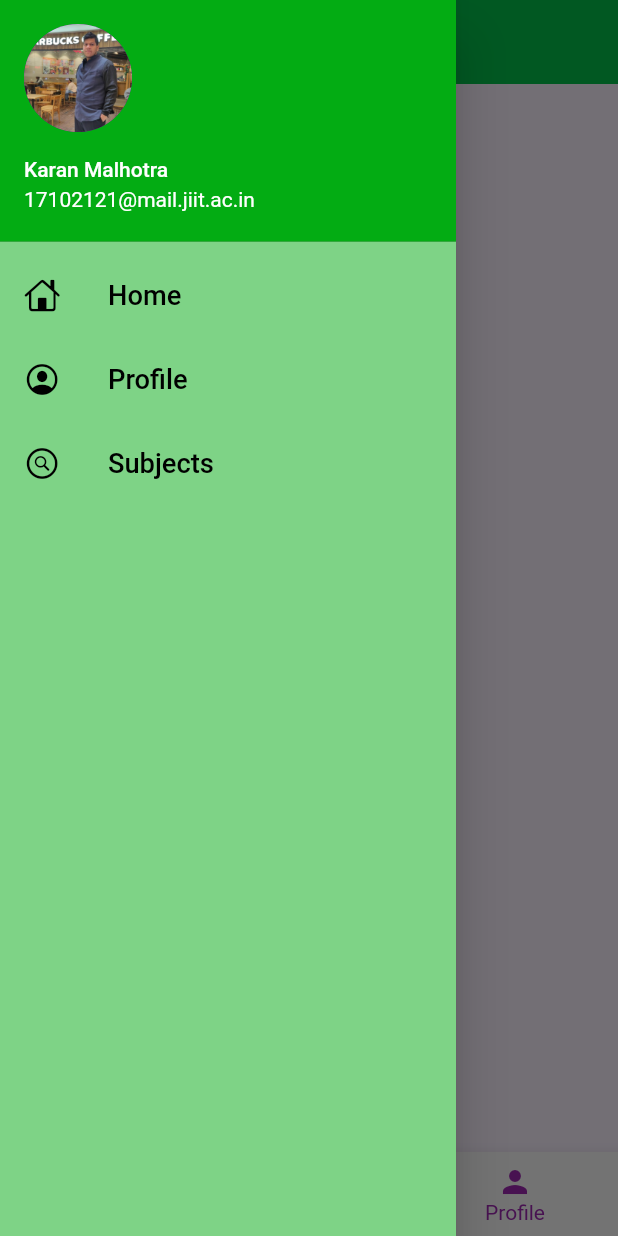
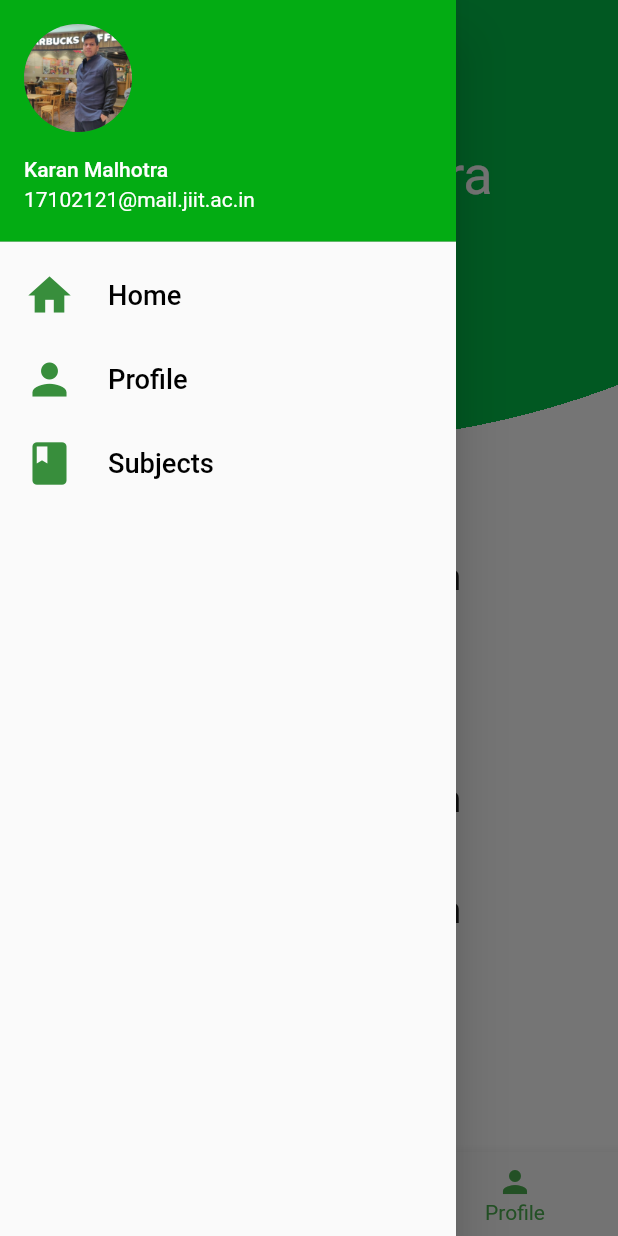
Before and after one commit to eagleeye0/jiit_shiksha, a Flutter app: the MainScreen screen opened by its route, item 3 of the bottom bar chosen, with the side drawer open, on a phone screen of 412 x 824 dp. Run offline on Flutter 3.47's test engine with Material 2 defaults, Android fonts, the phone set to English and light mode, and no system bars; missing offline and left inert: dart:ffi.

Commit message:
added profile screen

```diff
--- a/lib/main.dart
+++ b/lib/main.dart
@@ -1,12 +1,12 @@
 import 'package:flutter/material.dart';
 import 'package:jiit_shiksha/screen/login.dart';
-import 'package:jiit_shiksha/splash.dart';
+import 'package:jiit_shiksha/screen/splash.dart';
 
 import 'screen/welcome.dart';
 import 'screen/mainScreen.dart';
 import 'screen/signUp.dart';
 import 'utils/routes.dart';
-import 'splash.dart';
+import 'screen/splash.dart';
 
 void main() {
   runApp(MyApp());
@@ -18,7 +18,7 @@ class MyApp extends StatelessWidget {
     return MaterialApp(
       title: 'Flutter Demo',
       theme: ThemeData(
-        primarySwatch: Colors.purple,
+        primarySwatch: Colors.green,
       ),
       initialRoute: MyRoutes.splashRoute,
       debugShowCheckedModeBanner: false,
--- a/lib/screen/mainScreen.dart
+++ b/lib/screen/mainScreen.dart
@@ -30,12 +30,10 @@ class _MainScreenState extends State<MainScreen> {
           title: Text("JIIT Shiksha"),
           backgroundColor: Color(0xff03c04a),
           shadowColor: Color(0x00000000),
-          iconTheme: IconThemeData(color: Colors.black),
-
+          iconTheme: IconThemeData(color: Colors.white),
         ),
         drawer: MyDrawer(),
         body: currentScreen,
-        backgroundColor: Color(0xFFFAF1FF),
         bottomNavigationBar: BottomNavigationBar(
           items: [
             BottomNavigationBarItem(
--- a/lib/screen/profile.dart
+++ b/lib/screen/profile.dart
@@ -1,4 +1,5 @@
 import 'package:flutter/material.dart';
+import 'package:jiit_shiksha/utils/profileInfoTile.dart';
 
 class Profile extends StatefulWidget {
   const Profile({Key? key}) : super(key: key);
@@ -11,7 +12,73 @@ class _ProfileState extends State<Profile> {
   @override
   Widget build(BuildContext context) {
     return Container(
-      child: Text("Profile screen"),
+      height: double.infinity,
+      width: double.infinity,
+      decoration: BoxDecoration(
+        gradient: RadialGradient(
+          colors: [Color(0xff03c04a), Colors.white],
+          center: Alignment(0, -1.95),
+          stops: [1, 1],
+          radius: 1.4,
+        ),
+      ),
+      child: Column(
+        children: [
+          SizedBox(height: 40),
+          Text(
+            "Karan Malhotra",
+            style: TextStyle(fontSize: 36, color: Colors.white),
+          ),
+          SizedBox(height: 40),
+          CircleAvatar(
+            radius: 80,
+            foregroundImage: AssetImage("assets/images/karanprofile.png"),
+          ),
+          Padding(
+            padding: EdgeInsets.fromLTRB(50, 30, 50, 30),
+            child: Column(
+              children: [
+                ProfileInfoTile(
+                  tileIcon: Icons.mail,
+                  tileText: "karan@gmail.com",
+                ),
+                SizedBox(height: 40),
+                ProfileInfoTile(
+                  tileIcon: Icons.phone,
+                  tileText: "+91 9876543210",
+                ),
+                SizedBox(height: 40),
+                ProfileInfoTile(
+                  tileIcon: Icons.mail,
+                  tileText: "karan@gmail.com",
+                ),
+                SizedBox(height: 40),
+                ProfileInfoTile(
+                  tileIcon: Icons.mail,
+                  tileText: "karan@gmail.com",
+                ),
+                SizedBox(height: 40),
+                TextButton(
+                  onPressed: () {},
+                  child: Padding(
+                    padding: const EdgeInsets.fromLTRB(60, 8, 60, 8),
+                    child: Text(
+                      "Logout",
+                      style: TextStyle(color: Colors.white),
+                    ),
+                  ),
+                  style: ButtonStyle(
+                    shape: MaterialStateProperty.all(RoundedRectangleBorder(
+                        borderRadius: BorderRadius.circular(30.0))),
+                    backgroundColor:
+                        MaterialStateProperty.all<Color>(Colors.green),
+                  ),
+                )
+              ],
+            ),
+          )
+        ],
+      ),
     );
   }
 }
--- a/lib/splash.dart
+++ b/lib/screen/splash.dart
@@ -1,7 +1,7 @@
 import 'package:flutter/material.dart';
 import 'package:jiit_shiksha/screen/Welcome.dart';
 import 'package:jiit_shiksha/utils/routes.dart';
-import 'utils/routes.dart';
+import '../utils/routes.dart';
 
 extension HexColor on Color {
   /// String is in the format "aabbcc" or "ffaabbcc" with an optional leading "#".
--- /dev/null
+++ b/lib/utils/profileInfoTile.dart
@@ -0,0 +1,35 @@
+import 'dart:ffi';
+
+import 'package:flutter/material.dart';
+
+class ProfileInfoTile extends StatelessWidget {
+  final IconData? tileIcon;
+  final String? tileText;
+  const ProfileInfoTile(
+      {Key? key, @required this.tileIcon, @required this.tileText})
+      : super(key: key);
+
+  @override
+  Widget build(BuildContext context) {
+    return Center(
+      child: Container(
+        child: Row(
+          mainAxisAlignment: MainAxisAlignment.start,
+          children: [
+            // SizedBox(width: ),
+            Icon(
+              tileIcon,
+              color: Color(0xff03c04a),
+              size: 34,
+            ),
+            SizedBox(width: 30),
+            Text(
+              tileText!,
+              style: TextStyle(fontSize: 24),
+            )
+          ],
+        ),
+      ),
+    );
+  }
+}
--- a/lib/widgets/drawer.dart
+++ b/lib/widgets/drawer.dart
@@ -8,7 +8,7 @@ class MyDrawer extends StatelessWidget {
   Widget build(BuildContext context) {
     return Drawer(
       child: Container(
-        color: Color(0x8003ac13),
+        // color: Color(0x8003ac13),
         child: ListView(
           children: [
             DrawerHeader(
@@ -25,8 +25,9 @@ class MyDrawer extends StatelessWidget {
             ),
             ListTile(
                 leading: Icon(
-                  CupertinoIcons.home,
-                  color: Colors.black,
+                  Icons.home,
+                  size: 34,
+                  color: Colors.green[700],
                 ),
                 title: Text(
                   "Home",
@@ -37,8 +38,9 @@ class MyDrawer extends StatelessWidget {
                 )),
             ListTile(
                 leading: Icon(
-                  CupertinoIcons.profile_circled,
-                  color: Colors.black,
+                  Icons.person,
+                  size: 34,
+                  color: Colors.green[700],
                 ),
                 title: Text(
                   "Profile",
@@ -49,8 +51,9 @@ class MyDrawer extends StatelessWidget {
                 )),
             ListTile(
                 leading: Icon(
-                  CupertinoIcons.search_circle,
-                  color: Colors.black,
+                  Icons.book,
+                  size: 34,
+                  color: Colors.green[700],
                 ),
                 title: Text(
                   "Subjects",
```
